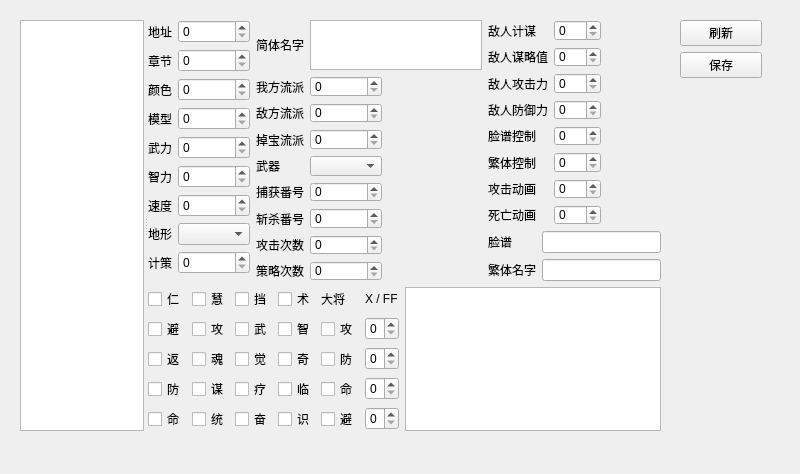
First picture: the form in militarycommander.ui, repository NTS2R/nts2r_evo_editor, before the edit.
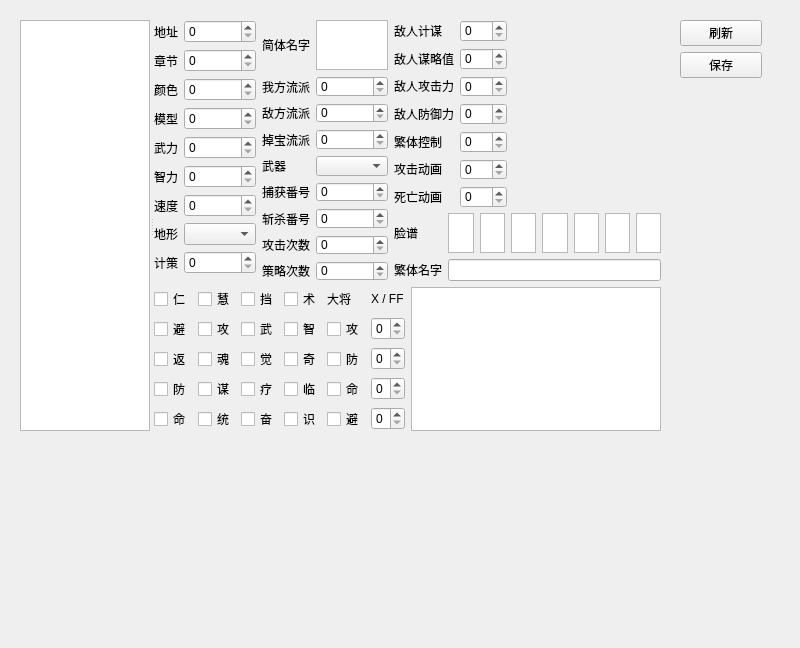
Second picture: the form after the edit.

Commit message: Add export more Military

Diff of the .ui file:
```diff
--- a/militarycommander.ui
+++ b/militarycommander.ui
@@ -7,7 +7,7 @@
     <x>0</x>
     <y>0</y>
     <width>800</width>
-    <height>474</height>
+    <height>648</height>
    </rect>
   </property>
   <property name="sizePolicy">
@@ -93,14 +93,14 @@
      <item>
       <widget class="QListWidget" name="commanderList">
        <property name="sizePolicy">
-        <sizepolicy hsizetype="Expanding" vsizetype="Expanding">
+        <sizepolicy hsizetype="Fixed" vsizetype="Expanding">
          <horstretch>0</horstretch>
          <verstretch>0</verstretch>
         </sizepolicy>
        </property>
        <property name="maximumSize">
         <size>
-         <width>200</width>
+         <width>130</width>
          <height>16777215</height>
         </size>
        </property>
@@ -290,23 +290,6 @@
          </item>
          <item>
           <layout class="QGridLayout" name="gridLayout_2">
-           <item row="6" column="0">
-            <widget class="QLabel" name="label_29">
-             <property name="text">
-              <string>攻击次数</string>
-             </property>
-            </widget>
-           </item>
-           <item row="0" column="1">
-            <widget class="QSpinBox" name="wofangliupaiSpinBox">
-             <property name="maximum">
-              <number>143</number>
-             </property>
-             <property name="displayIntegerBase">
-              <number>16</number>
-             </property>
-            </widget>
-           </item>
            <item row="0" column="0">
             <widget class="QLabel" name="label_9">
              <property name="text">
@@ -314,6 +297,13 @@
              </property>
             </widget>
            </item>
+           <item row="5" column="0">
+            <widget class="QLabel" name="label_28">
+             <property name="text">
+              <string>斩杀番号</string>
+             </property>
+            </widget>
+           </item>
            <item row="4" column="0">
             <widget class="QLabel" name="label_27">
              <property name="text">
@@ -331,21 +321,12 @@
              </property>
             </widget>
            </item>
-           <item row="0" column="2">
-            <spacer name="horizontalSpacer_3">
-             <property name="orientation">
-              <enum>Qt::Horizontal</enum>
+           <item row="3" column="0">
+            <widget class="QLabel" name="label_24">
+             <property name="text">
+              <string>武器</string>
              </property>
-             <property name="sizeType">
-              <enum>QSizePolicy::Fixed</enum>
-             </property>
-             <property name="sizeHint" stdset="0">
-              <size>
-               <width>100</width>
-               <height>20</height>
-              </size>
-             </property>
-            </spacer>
+            </widget>
            </item>
            <item row="5" column="1">
             <widget class="QSpinBox" name="zhanshaIndexSpinBox">
@@ -357,13 +338,23 @@
              </property>
             </widget>
            </item>
-           <item row="6" column="1">
-            <widget class="QSpinBox" name="attackCountSpinBox"/>
+           <item row="3" column="1">
+            <widget class="QComboBox" name="weaponComboBox"/>
            </item>
-           <item row="5" column="0">
-            <widget class="QLabel" name="label_28">
+           <item row="7" column="0">
+            <widget class="QLabel" name="label_30">
              <property name="text">
-              <string>斩杀番号</string>
+              <string>策略次数</string>
+             </property>
+            </widget>
+           </item>
+           <item row="7" column="1">
+            <widget class="QSpinBox" name="celveCountSpinBox"/>
+           </item>
+           <item row="6" column="0">
+            <widget class="QLabel" name="label_29">
+             <property name="text">
+              <string>攻击次数</string>
              </property>
             </widget>
            </item>
@@ -374,6 +365,26 @@
              </property>
             </widget>
            </item>
+           <item row="6" column="1">
+            <widget class="QSpinBox" name="attackCountSpinBox"/>
+           </item>
+           <item row="1" column="0">
+            <widget class="QLabel" name="label_10">
+             <property name="text">
+              <string>敌方流派</string>
+             </property>
+            </widget>
+           </item>
+           <item row="0" column="1">
+            <widget class="QSpinBox" name="wofangliupaiSpinBox">
+             <property name="maximum">
+              <number>143</number>
+             </property>
+             <property name="displayIntegerBase">
+              <number>16</number>
+             </property>
+            </widget>
+           </item>
            <item row="2" column="1">
             <widget class="QSpinBox" name="diaobaoliupaiSpinBox">
              <property name="maximum">
@@ -394,33 +405,6 @@
              </property>
             </widget>
            </item>
-           <item row="1" column="0">
-            <widget class="QLabel" name="label_10">
-             <property name="text">
-              <string>敌方流派</string>
-             </property>
-            </widget>
-           </item>
-           <item row="3" column="0">
-            <widget class="QLabel" name="label_24">
-             <property name="text">
-              <string>武器</string>
-             </property>
-            </widget>
-           </item>
-           <item row="7" column="0">
-            <widget class="QLabel" name="label_30">
-             <property name="text">
-              <string>策略次数</string>
-             </property>
-            </widget>
-           </item>
-           <item row="7" column="1">
-            <widget class="QSpinBox" name="celveCountSpinBox"/>
-           </item>
-           <item row="3" column="1">
-            <widget class="QComboBox" name="weaponComboBox"/>
-           </item>
           </layout>
          </item>
         </layout>
@@ -431,6 +415,18 @@
           <layout class="QGridLayout" name="gridLayout_8">
            <item row="7" column="0">
             <widget class="QLabel" name="label_16">
+             <property name="sizePolicy">
+              <sizepolicy hsizetype="Preferred" vsizetype="Fixed">
+               <horstretch>0</horstretch>
+               <verstretch>0</verstretch>
+              </sizepolicy>
+             </property>
+             <property name="maximumSize">
+              <size>
+               <width>60</width>
+               <height>16777215</height>
+              </size>
+             </property>
              <property name="text">
               <string>死亡动画</string>
              </property>
@@ -438,6 +434,12 @@
            </item>
            <item row="1" column="1">
             <widget class="QSpinBox" name="moulvezhiSpinBox">
+             <property name="maximumSize">
+              <size>
+               <width>70</width>
+               <height>16777215</height>
+              </size>
+             </property>
              <property name="maximum">
               <number>255</number>
              </property>
@@ -445,6 +447,12 @@
            </item>
            <item row="0" column="1">
             <widget class="QSpinBox" name="jimouSpinBox">
+             <property name="maximumSize">
+              <size>
+               <width>70</width>
+               <height>16777215</height>
+              </size>
+             </property>
              <property name="maximum">
               <number>31</number>
              </property>
@@ -455,6 +463,18 @@
            </item>
            <item row="3" column="0">
             <widget class="QLabel" name="label_21">
+             <property name="sizePolicy">
+              <sizepolicy hsizetype="Preferred" vsizetype="Fixed">
+               <horstretch>0</horstretch>
+               <verstretch>0</verstretch>
+              </sizepolicy>
+             </property>
+             <property name="maximumSize">
+              <size>
+               <width>60</width>
+               <height>16777215</height>
+              </size>
+             </property>
              <property name="text">
               <string>敌人防御力</string>
              </property>
@@ -462,6 +482,18 @@
            </item>
            <item row="5" column="0">
             <widget class="QLabel" name="label_14">
+             <property name="sizePolicy">
+              <sizepolicy hsizetype="Preferred" vsizetype="Fixed">
+               <horstretch>0</horstretch>
+               <verstretch>0</verstretch>
+              </sizepolicy>
+             </property>
+             <property name="maximumSize">
+              <size>
+               <width>60</width>
+               <height>16777215</height>
+              </size>
+             </property>
              <property name="text">
               <string>繁体控制</string>
              </property>
@@ -469,6 +501,12 @@
            </item>
            <item row="3" column="1">
             <widget class="QSpinBox" name="fangyuliSpinBox">
+             <property name="maximumSize">
+              <size>
+               <width>70</width>
+               <height>16777215</height>
+              </size>
+             </property>
              <property name="maximum">
               <number>255</number>
              </property>
@@ -476,6 +514,18 @@
            </item>
            <item row="0" column="0">
             <widget class="QLabel" name="label_18">
+             <property name="sizePolicy">
+              <sizepolicy hsizetype="Preferred" vsizetype="Fixed">
+               <horstretch>0</horstretch>
+               <verstretch>0</verstretch>
+              </sizepolicy>
+             </property>
+             <property name="maximumSize">
+              <size>
+               <width>60</width>
+               <height>16777215</height>
+              </size>
+             </property>
              <property name="text">
               <string>敌人计谋</string>
              </property>
@@ -483,6 +533,12 @@
            </item>
            <item row="5" column="1">
             <widget class="QSpinBox" name="chtNameControlSpinBox">
+             <property name="maximumSize">
+              <size>
+               <width>70</width>
+               <height>16777215</height>
+              </size>
+             </property>
              <property name="maximum">
               <number>15</number>
              </property>
@@ -493,6 +549,12 @@
            </item>
            <item row="7" column="1">
             <widget class="QSpinBox" name="deadAnimationSpinBox">
+             <property name="maximumSize">
+              <size>
+               <width>70</width>
+               <height>16777215</height>
+              </size>
+             </property>
              <property name="maximum">
               <number>255</number>
              </property>
@@ -501,25 +563,20 @@
              </property>
             </widget>
            </item>
-           <item row="4" column="1">
-            <widget class="QSpinBox" name="faceControlSpinBox">
-             <property name="maximum">
-              <number>15</number>
-             </property>
-             <property name="displayIntegerBase">
-              <number>16</number>
-             </property>
-            </widget>
-           </item>
-           <item row="4" column="0">
-            <widget class="QLabel" name="label_13">
-             <property name="text">
-              <string>脸谱控制</string>
-             </property>
-            </widget>
-           </item>
            <item row="6" column="0">
             <widget class="QLabel" name="label_15">
+             <property name="sizePolicy">
+              <sizepolicy hsizetype="Preferred" vsizetype="Fixed">
+               <horstretch>0</horstretch>
+               <verstretch>0</verstretch>
+              </sizepolicy>
+             </property>
+             <property name="maximumSize">
+              <size>
+               <width>60</width>
+               <height>16777215</height>
+              </size>
+             </property>
              <property name="text">
               <string>攻击动画</string>
              </property>
@@ -527,6 +584,18 @@
            </item>
            <item row="1" column="0">
             <widget class="QLabel" name="label_19">
+             <property name="sizePolicy">
+              <sizepolicy hsizetype="Preferred" vsizetype="Fixed">
+               <horstretch>0</horstretch>
+               <verstretch>0</verstretch>
+              </sizepolicy>
+             </property>
+             <property name="maximumSize">
+              <size>
+               <width>60</width>
+               <height>16777215</height>
+              </size>
+             </property>
              <property name="text">
               <string>敌人谋略值</string>
              </property>
@@ -534,6 +603,12 @@
            </item>
            <item row="6" column="1">
             <widget class="QSpinBox" name="attackAnimationSpinBox">
+             <property name="maximumSize">
+              <size>
+               <width>70</width>
+               <height>16777215</height>
+              </size>
+             </property>
              <property name="maximum">
               <number>255</number>
              </property>
@@ -544,6 +619,18 @@
            </item>
            <item row="2" column="0">
             <widget class="QLabel" name="label_20">
+             <property name="sizePolicy">
+              <sizepolicy hsizetype="Preferred" vsizetype="Fixed">
+               <horstretch>0</horstretch>
+               <verstretch>0</verstretch>
+              </sizepolicy>
+             </property>
+             <property name="maximumSize">
+              <size>
+               <width>60</width>
+               <height>16777215</height>
+              </size>
+             </property>
              <property name="text">
               <string>敌人攻击力</string>
              </property>
@@ -551,18 +638,24 @@
            </item>
            <item row="2" column="1">
             <widget class="QSpinBox" name="gongjiliSpinBox">
+             <property name="maximumSize">
+              <size>
+               <width>70</width>
+               <height>16777215</height>
+              </size>
+             </property>
              <property name="maximum">
               <number>255</number>
              </property>
             </widget>
            </item>
-           <item row="4" column="2">
+           <item row="5" column="2">
             <spacer name="horizontalSpacer">
              <property name="orientation">
               <enum>Qt::Horizontal</enum>
              </property>
              <property name="sizeType">
-              <enum>QSizePolicy::Fixed</enum>
+              <enum>QSizePolicy::Expanding</enum>
              </property>
              <property name="sizeHint" stdset="0">
               <size>
@@ -594,7 +687,123 @@
             <widget class="QLineEdit" name="traditionalNameText"/>
            </item>
            <item row="0" column="1">
-            <widget class="QLineEdit" name="faceText"/>
+            <layout class="QHBoxLayout" name="horizontalLayout_5">
+             <property name="sizeConstraint">
+              <enum>QLayout::SetMaximumSize</enum>
+             </property>
+             <item>
+              <widget class="QPlainTextEdit" name="faceText1">
+               <property name="sizePolicy">
+                <sizepolicy hsizetype="Expanding" vsizetype="Fixed">
+                 <horstretch>0</horstretch>
+                 <verstretch>0</verstretch>
+                </sizepolicy>
+               </property>
+               <property name="maximumSize">
+                <size>
+                 <width>16777215</width>
+                 <height>40</height>
+                </size>
+               </property>
+              </widget>
+             </item>
+             <item>
+              <widget class="QPlainTextEdit" name="faceText2">
+               <property name="sizePolicy">
+                <sizepolicy hsizetype="Expanding" vsizetype="Fixed">
+                 <horstretch>0</horstretch>
+                 <verstretch>0</verstretch>
+                </sizepolicy>
+               </property>
+               <property name="maximumSize">
+                <size>
+                 <width>16777215</width>
+                 <height>40</height>
+                </size>
+               </property>
+              </widget>
+             </item>
+             <item>
+              <widget class="QPlainTextEdit" name="faceText3">
+               <property name="sizePolicy">
+                <sizepolicy hsizetype="Expanding" vsizetype="Fixed">
+                 <horstretch>0</horstretch>
+                 <verstretch>0</verstretch>
+                </sizepolicy>
+               </property>
+               <property name="maximumSize">
+                <size>
+                 <width>16777215</width>
+                 <height>40</height>
+                </size>
+               </property>
+              </widget>
+             </item>
+             <item>
+              <widget class="QPlainTextEdit" name="faceText4">
+               <property name="sizePolicy">
+                <sizepolicy hsizetype="Expanding" vsizetype="Fixed">
+                 <horstretch>0</horstretch>
+                 <verstretch>0</verstretch>
+                </sizepolicy>
+               </property>
+               <property name="maximumSize">
+                <size>
+                 <width>16777215</width>
+                 <height>40</height>
+                </size>
+               </property>
+              </widget>
+             </item>
+             <item>
+              <widget class="QPlainTextEdit" name="faceText5">
+               <property name="sizePolicy">
+                <sizepolicy hsizetype="Expanding" vsizetype="Fixed">
+                 <horstretch>0</horstretch>
+                 <verstretch>0</verstretch>
+                </sizepolicy>
+               </property>
+               <property name="maximumSize">
+                <size>
+                 <width>16777215</width>
+                 <height>40</height>
+                </size>
+               </property>
+              </widget>
+             </item>
+             <item>
+              <widget class="QPlainTextEdit" name="faceText6">
+               <property name="sizePolicy">
+                <sizepolicy hsizetype="Expanding" vsizetype="Fixed">
+                 <horstretch>0</horstretch>
+                 <verstretch>0</verstretch>
+                </sizepolicy>
+               </property>
+               <property name="maximumSize">
+                <size>
+                 <width>16777215</width>
+                 <height>40</height>
+                </size>
+               </property>
+              </widget>
+             </item>
+             <item>
+              <widget class="QPlainTextEdit" name="faceControlText">
+               <property name="sizePolicy">
+                <sizepolicy hsizetype="Expanding" vsizetype="Fixed">
+                 <horstretch>0</horstretch>
+                 <verstretch>0</verstretch>
+                </sizepolicy>
+               </property>
+               <property name="maximumSize">
+                <size>
+                 <width>16777215</width>
+                 <height>40</height>
+                </size>
+               </property>
+              </widget>
+             </item>
+            </layout>
            </item>
           </layout>
          </item>
```
The commit also changes 1 other file.
